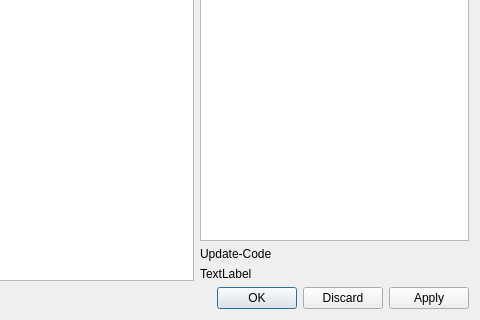
Old version of the form res/layout/source_manager_dialog.ui in the repository ChSt15/KraftKonnect; both pictures show x 221 to 701 and y 112 to 432 of the 701 by 432 pixel window.
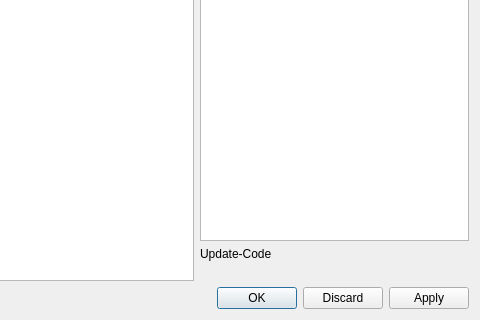
New version of the form.

Commit message: Remove dummy text

```diff
--- a/res/layout/source_manager_dialog.ui
+++ b/res/layout/source_manager_dialog.ui
@@ -117,7 +117,7 @@
            <item>
             <widget class="QLabel" name="code_path">
              <property name="text">
-              <string>TextLabel</string>
+              <string/>
              </property>
             </widget>
            </item>
```
